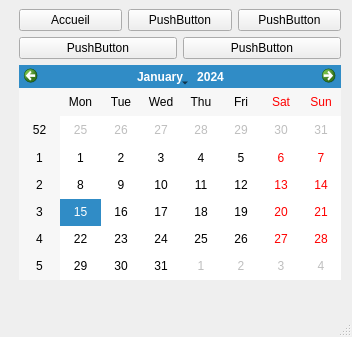
Before: the Qt Designer form thermostat/Thermostat/planningWindow.ui in kimchicharlie/Envio, drawn with Qt 5.
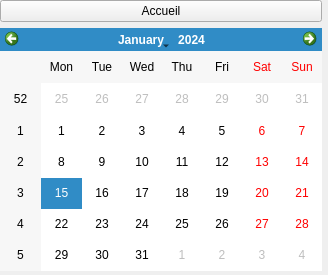
After: the same form once the commit is applied.

Diff of the .ui file:
```diff
--- a/thermostat/Thermostat/planningWindow.ui
+++ b/thermostat/Thermostat/planningWindow.ui
@@ -6,24 +6,30 @@
    <rect>
     <x>0</x>
     <y>0</y>
-    <width>352</width>
-    <height>337</height>
+    <width>328</width>
+    <height>275</height>
    </rect>
   </property>
   <property name="windowTitle">
-   <string>MainWindow</string>
+   <string>Envio - Thermostat</string>
+  </property>
+  <property name="styleSheet">
+   <string notr="true"/>
   </property>
   <widget class="QWidget" name="centralwidget">
    <widget class="QWidget" name="gridLayoutWidget">
     <property name="geometry">
      <rect>
-      <x>19</x>
-      <y>9</y>
+      <x>0</x>
+      <y>0</y>
       <width>322</width>
       <height>271</height>
      </rect>
     </property>
     <layout class="QGridLayout" name="gridLayout">
+     <item row="1" column="0">
+      <widget class="QCalendarWidget" name="calendarWidget"/>
+     </item>
      <item row="0" column="0">
       <layout class="QHBoxLayout" name="horizontalLayout">
        <item>
@@ -33,57 +39,11 @@
          </property>
         </widget>
        </item>
-       <item>
-        <widget class="QPushButton" name="pushButton_2">
-         <property name="text">
-          <string>PushButton</string>
-         </property>
-        </widget>
-       </item>
-       <item>
-        <widget class="QPushButton" name="pushButton_3">
-         <property name="text">
-          <string>PushButton</string>
-         </property>
-        </widget>
-       </item>
       </layout>
      </item>
-     <item row="1" column="0">
-      <layout class="QHBoxLayout" name="horizontalLayout_2">
-       <item>
-        <widget class="QPushButton" name="pushButton_4">
-         <property name="text">
-          <string>PushButton</string>
-         </property>
-        </widget>
-       </item>
-       <item>
-        <widget class="QPushButton" name="pushButton_5">
-         <property name="text">
-          <string>PushButton</string>
-         </property>
-        </widget>
-       </item>
-      </layout>
-     </item>
-     <item row="2" column="0">
-      <widget class="QCalendarWidget" name="calendarWidget"/>
-     </item>
     </layout>
    </widget>
   </widget>
-  <widget class="QMenuBar" name="menubar">
-   <property name="geometry">
-    <rect>
-     <x>0</x>
-     <y>0</y>
-     <width>352</width>
-     <height>25</height>
-    </rect>
-   </property>
-  </widget>
-  <widget class="QStatusBar" name="statusbar"/>
  </widget>
  <resources/>
  <connections/>
```
